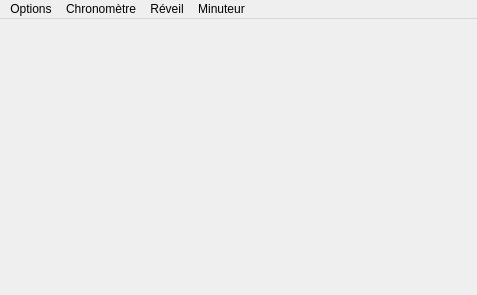
liberflos/HorlogeAnalogique, file Horloge_Analogique/mainwindow.ui: the form before one commit.
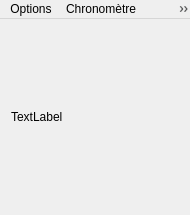
The form after the commit. Custom widgets are drawn as their Qt base class.

Commit message: Creation classe Horloge + MAJ mainwindow

Diff of the .ui file:
```diff
--- a/Horloge_Analogique/mainwindow.ui
+++ b/Horloge_Analogique/mainwindow.ui
@@ -6,8 +6,8 @@
    <rect>
     <x>0</x>
     <y>0</y>
-    <width>477</width>
-    <height>295</height>
+    <width>190</width>
+    <height>215</height>
    </rect>
   </property>
   <property name="minimumSize">
@@ -22,13 +22,23 @@
   <property name="unifiedTitleAndToolBarOnMac">
    <bool>false</bool>
   </property>
-  <widget class="QWidget" name="centralWidget"/>
+  <widget class="QWidget" name="centralWidget">
+   <layout class="QVBoxLayout" name="verticalLayout">
+    <item>
+     <widget class="Horloge" name="label">
+      <property name="text">
+       <string>TextLabel</string>
+      </property>
+     </widget>
+    </item>
+   </layout>
+  </widget>
   <widget class="QMenuBar" name="menuBar">
    <property name="geometry">
     <rect>
      <x>0</x>
      <y>0</y>
-     <width>477</width>
+     <width>190</width>
      <height>25</height>
     </rect>
    </property>
@@ -179,6 +189,13 @@
   </action>
  </widget>
  <layoutdefault spacing="6" margin="11"/>
+ <customwidgets>
+  <customwidget>
+   <class>Horloge</class>
+   <extends>QLabel</extends>
+   <header>horloge.h</header>
+  </customwidget>
+ </customwidgets>
  <resources/>
  <connections/>
 </ui>
```
The commit also changes 6 other files.
